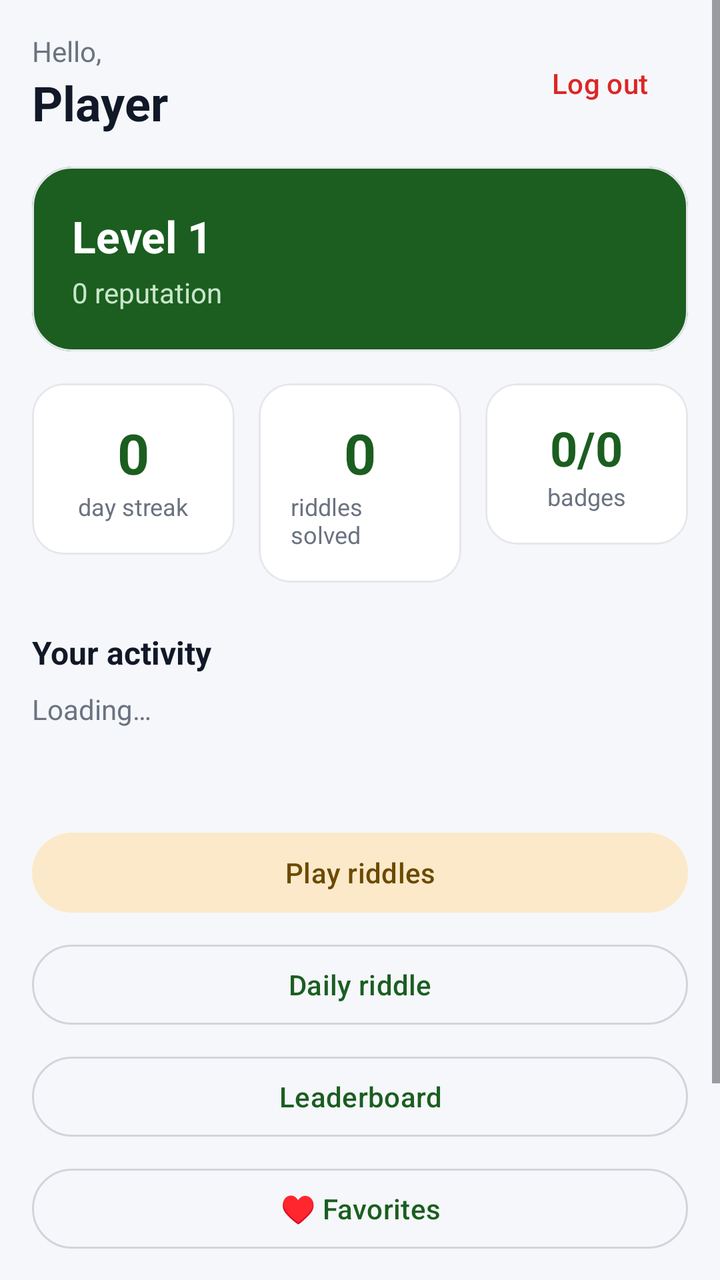
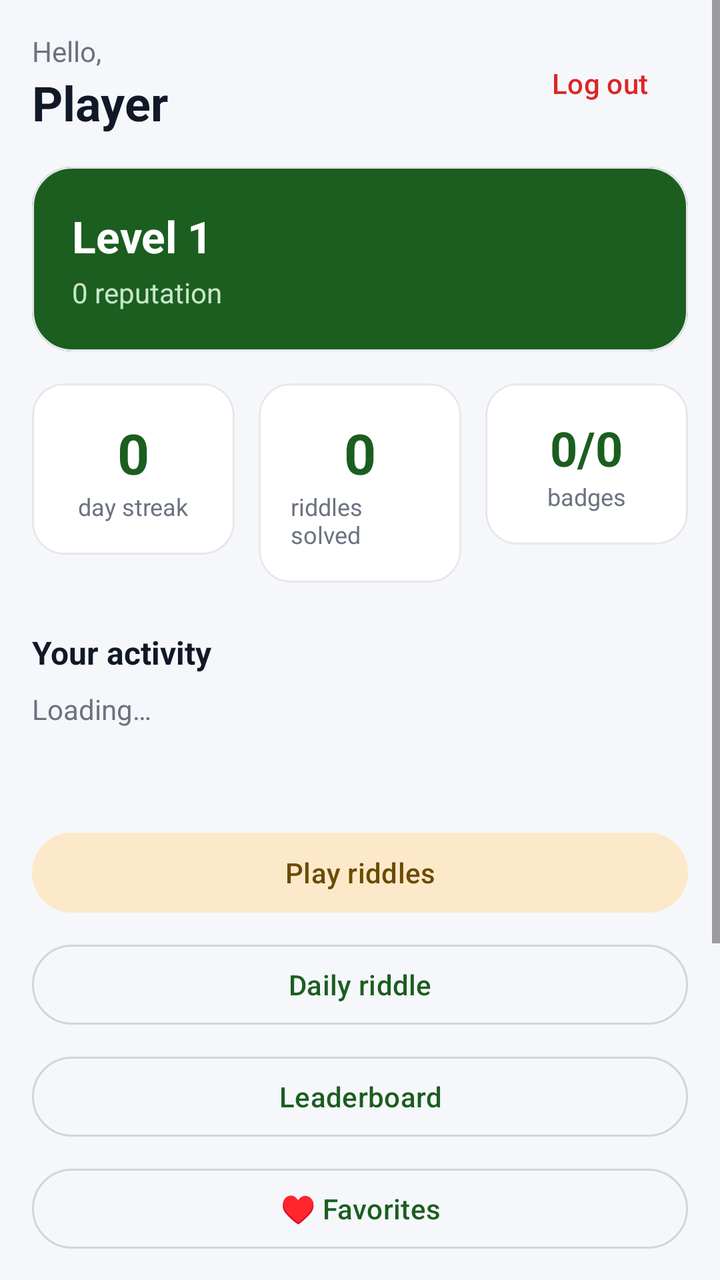

Screens rendered from an Android XML layout before and after an edit, with the pre-edit source and the edit as a unified diff.
<!-- AndroidManifest.xml: activity theme Theme.Rinjora.NoActionBar -->
<!-- res/layout/activity_rinjora_home.xml -->
<?xml version="1.0" encoding="utf-8"?>
<ScrollView xmlns:android="http://schemas.android.com/apk/res/android"
    xmlns:app="http://schemas.android.com/apk/res-auto"
    xmlns:tools="http://schemas.android.com/tools"
    android:layout_width="match_parent"
    android:layout_height="match_parent"
    android:fillViewport="true"
    android:background="@color/brand_background"
    tools:context=".rinjora.RinjoraHomeActivity">

    <LinearLayout
        android:layout_width="match_parent"
        android:layout_height="wrap_content"
        android:orientation="vertical"
        android:padding="16dp">

        
        <LinearLayout
            android:layout_width="match_parent"
            android:layout_height="wrap_content"
            android:orientation="horizontal"
            android:gravity="center_vertical">

            <LinearLayout
                android:layout_width="0dp"
                android:layout_height="wrap_content"
                android:layout_weight="1"
                android:orientation="vertical">

                <TextView
                    android:id="@+id/tv_greeting"
                    android:layout_width="wrap_content"
                    android:layout_height="wrap_content"
                    android:text="Hello,"
                    android:textSize="14sp"
                    android:textColor="@color/text_secondary" />

                <TextView
                    android:id="@+id/tv_name"
                    android:layout_width="wrap_content"
                    android:layout_height="wrap_content"
                    android:text="Player"
                    android:textSize="24sp"
                    android:textStyle="bold"
                    android:textColor="@color/text_primary" />

            </LinearLayout>

            <com.google.android.material.button.MaterialButton
                android:id="@+id/btn_logout"
                style="@style/Widget.Material3.Button.TextButton"
                android:layout_width="wrap_content"
                android:layout_height="wrap_content"
                android:text="Log out"
                android:textColor="@color/brand_error" />

        </LinearLayout>

        
        <com.google.android.material.card.MaterialCardView
            android:layout_width="match_parent"
            android:layout_height="wrap_content"
            android:layout_marginTop="16dp"
            app:cardCornerRadius="20dp"
            app:cardElevation="0dp"
            app:cardBackgroundColor="@color/brand_primary">

            <LinearLayout
                android:layout_width="match_parent"
                android:layout_height="wrap_content"
                android:orientation="vertical"
                android:padding="20dp">

                <TextView
                    android:id="@+id/tv_level"
                    android:layout_width="wrap_content"
                    android:layout_height="wrap_content"
                    android:text="Level 1"
                    android:textSize="22sp"
                    android:textStyle="bold"
                    android:textColor="@color/brand_on_primary" />

                <TextView
                    android:id="@+id/tv_reputation"
                    android:layout_width="wrap_content"
                    android:layout_height="wrap_content"
                    android:layout_marginTop="4dp"
                    android:text="0 reputation"
                    android:textSize="14sp"
                    android:textColor="@color/brand_on_primary_muted" />

            </LinearLayout>

        </com.google.android.material.card.MaterialCardView>

        
        <LinearLayout
            android:layout_width="match_parent"
            android:layout_height="wrap_content"
            android:layout_marginTop="16dp"
            android:orientation="horizontal">

            <com.google.android.material.card.MaterialCardView
                android:layout_width="0dp"
                android:layout_height="wrap_content"
                android:layout_weight="1"
                app:cardCornerRadius="16dp"
                app:cardElevation="0dp"
                app:cardBackgroundColor="@color/brand_surface">

                <LinearLayout
                    android:layout_width="match_parent"
                    android:layout_height="wrap_content"
                    android:orientation="vertical"
                    android:gravity="center"
                    android:padding="16dp">

                    <TextView
                        android:id="@+id/tv_streak"
                        android:layout_width="wrap_content"
                        android:layout_height="wrap_content"
                        android:text="0"
                        android:textSize="28sp"
                        android:textStyle="bold"
                        android:textColor="@color/brand_primary" />

                    <TextView
                        android:layout_width="wrap_content"
                        android:layout_height="wrap_content"
                        android:text="day streak"
                        android:textSize="12sp"
                        android:textColor="@color/text_secondary" />

                </LinearLayout>

            </com.google.android.material.card.MaterialCardView>

            <com.google.android.material.card.MaterialCardView
                android:layout_width="0dp"
                android:layout_height="wrap_content"
                android:layout_weight="1"
                android:layout_marginStart="12dp"
                app:cardCornerRadius="16dp"
                app:cardElevation="0dp"
                app:cardBackgroundColor="@color/brand_surface">

                <LinearLayout
                    android:layout_width="match_parent"
                    android:layout_height="wrap_content"
                    android:orientation="vertical"
                    android:gravity="center"
                    android:padding="16dp">

                    <TextView
                        android:id="@+id/tv_solved"
                        android:layout_width="wrap_content"
                        android:layout_height="wrap_content"
                        android:text="0"
                        android:textSize="28sp"
                        android:textStyle="bold"
                        android:textColor="@color/brand_primary" />

                    <TextView
                        android:layout_width="wrap_content"
                        android:layout_height="wrap_content"
                        android:text="riddles solved"
                        android:textSize="12sp"
                        android:textColor="@color/text_secondary" />

                </LinearLayout>

            </com.google.android.material.card.MaterialCardView>

            <com.google.android.material.card.MaterialCardView
                android:layout_width="0dp"
                android:layout_height="wrap_content"
                android:layout_weight="1"
                android:layout_marginStart="12dp"
                app:cardCornerRadius="16dp"
                app:cardElevation="0dp"
                app:cardBackgroundColor="@color/brand_surface">

                <LinearLayout
                    android:layout_width="match_parent"
                    android:layout_height="wrap_content"
                    android:orientation="vertical"
                    android:gravity="center"
                    android:padding="16dp">

                    <TextView
                        android:id="@+id/tv_badges"
                        android:layout_width="wrap_content"
                        android:layout_height="wrap_content"
                        android:text="0/0"
                        android:textSize="24sp"
                        android:textStyle="bold"
                        android:textColor="@color/brand_primary" />

                    <TextView
                        android:layout_width="wrap_content"
                        android:layout_height="wrap_content"
                        android:text="badges"
                        android:textSize="12sp"
                        android:textColor="@color/text_secondary" />

                </LinearLayout>

            </com.google.android.material.card.MaterialCardView>

        </LinearLayout>

        
        <TextView
            android:layout_width="wrap_content"
            android:layout_height="wrap_content"
            android:layout_marginTop="24dp"
            android:text="Your activity"
            android:textSize="16sp"
            android:textStyle="bold"
            android:textColor="@color/text_primary" />

        <TextView
            android:id="@+id/tv_activity"
            android:layout_width="match_parent"
            android:layout_height="wrap_content"
            android:layout_marginTop="8dp"
            android:text="Loading…"
            android:textSize="14sp"
            android:textColor="@color/text_secondary" />

        
        <TextView
            android:id="@+id/tv_sync_status"
            android:layout_width="match_parent"
            android:layout_height="wrap_content"
            android:layout_marginTop="16dp"
            android:textSize="12sp"
            android:textColor="@color/text_muted" />

        <com.google.android.material.button.MaterialButton
            android:id="@+id/btn_riddles_debug"
            style="@style/Widget.Material3.Button.TonalButton"
            android:layout_width="match_parent"
            android:layout_height="wrap_content"
            android:layout_marginTop="16dp"
            android:text="Play riddles" />

        <com.google.android.material.button.MaterialButton
            android:id="@+id/btn_daily"
            style="@style/Widget.Material3.Button.OutlinedButton"
            android:layout_width="match_parent"
            android:layout_height="wrap_content"
            android:layout_marginTop="8dp"
            android:text="Daily riddle" />

        <com.google.android.material.button.MaterialButton
            android:id="@+id/btn_leaderboard"
            style="@style/Widget.Material3.Button.OutlinedButton"
            android:layout_width="match_parent"
            android:layout_height="wrap_content"
            android:layout_marginTop="8dp"
            android:text="Leaderboard" />

        <com.google.android.material.button.MaterialButton
            android:id="@+id/btn_favorites"
            style="@style/Widget.Material3.Button.OutlinedButton"
            android:layout_width="match_parent"
            android:layout_height="wrap_content"
            android:layout_marginTop="8dp"
            android:text="♥ Favorites" />

        <com.google.android.material.button.MaterialButton
            android:id="@+id/btn_achievements"
            style="@style/Widget.Material3.Button.OutlinedButton"
            android:layout_width="match_parent"
            android:layout_height="wrap_content"
            android:layout_marginTop="8dp"
            android:text="Achievements" />

        <com.google.android.material.button.MaterialButton
            android:id="@+id/btn_duels"
            style="@style/Widget.Material3.Button.OutlinedButton"
            android:layout_width="match_parent"
            android:layout_height="wrap_content"
            android:layout_marginTop="8dp"
            android:text="Duels" />

        <ProgressBar
            android:id="@+id/progress_bar"
            android:layout_width="wrap_content"
            android:layout_height="wrap_content"
            android:layout_gravity="center_horizontal"
            android:layout_marginTop="16dp"
            android:visibility="gone" />

    </LinearLayout>

</ScrollView>
<!-- resources referenced by this layout -->
<resources>
  <color name="brand_background">#F5F7FA</color>
  <color name="brand_error">#DC2626</color>
  <color name="brand_on_primary">#FFFFFF</color>
  <color name="brand_on_primary_muted">#C8E6C9</color>
  <color name="brand_primary">#1B5E20</color>
  <color name="brand_surface">#FFFFFF</color>
  <color name="text_muted">#9CA3AF</color>
  <color name="text_primary">#111827</color>
  <color name="text_secondary">#6B7280</color>
  <style name="Theme.Rinjora.NoActionBar" parent="Theme.Rinjora" />
  <style name="Theme.Rinjora" parent="Theme.Material3.Light.NoActionBar">
          <item name="colorPrimary">@color/brand_primary</item>
          <item name="colorOnPrimary">@color/brand_on_primary</item>
          <item name="colorPrimaryContainer">@color/brand_primary_container</item>
          <item name="colorOnPrimaryContainer">@color/brand_on_primary_container</item>
  
          <item name="colorSecondary">@color/brand_secondary</item>
          <item name="colorOnSecondary">@color/brand_on_secondary</item>
          <item name="colorSecondaryContainer">@color/brand_secondary_container</item>
          <item name="colorOnSecondaryContainer">@color/brand_on_secondary_container</item>
  
          <item name="colorTertiary">@color/brand_secondary</item>
          <item name="colorOnTertiary">@color/brand_on_secondary</item>
  
          <item name="colorError">@color/brand_error</item>
          <item name="colorOnError">@color/brand_on_error</item>
          <item name="colorErrorContainer">@color/brand_error_container</item>
          <item name="colorOnErrorContainer">@color/brand_on_error_container</item>
  
          <item name="android:colorBackground">@color/brand_background</item>
          <item name="colorOnBackground">@color/brand_on_background</item>
  
          <item name="colorSurface">@color/brand_surface</item>
          <item name="colorOnSurface">@color/brand_on_surface</item>
          <item name="colorSurfaceVariant">@color/brand_surface_variant</item>
          <item name="colorOnSurfaceVariant">@color/brand_on_surface_variant</item>
  
          <item name="colorOutline">@color/brand_outline</item>
          <item name="colorOutlineVariant">@color/brand_outline_variant</item>
  
          <item name="android:statusBarColor" tools:targetApi="21">@color/brand_primary_dark</item>
          <item name="android:navigationBarColor" tools:targetApi="21">@color/brand_surface</item>
          <item name="android:windowLightStatusBar" tools:targetApi="23">false</item>
          <item name="android:windowOptOutEdgeToEdgeEnforcement" tools:targetApi="35">true</item>
      </style>
  <color name="brand_primary_container">#C8E6C9</color>
  <color name="brand_on_primary_container">#0D3310</color>
  <color name="brand_secondary">#E8A33D</color>
  <color name="brand_on_secondary">#1F2937</color>
  <color name="brand_secondary_container">#FBE9C9</color>
  <color name="brand_on_secondary_container">#6B4A00</color>
  <color name="brand_on_error">#FFFFFF</color>
  <color name="brand_error_container">#FEE2E2</color>
  <color name="brand_on_error_container">#991B1B</color>
  <color name="brand_on_background">#111827</color>
  <color name="brand_on_surface">#111827</color>
  <color name="brand_surface_variant">#EEF1F5</color>
  <color name="brand_on_surface_variant">#6B7280</color>
  <color name="brand_outline">#D1D5DB</color>
  <color name="brand_outline_variant">#E5E7EB</color>
  <color name="brand_primary_dark">#0D3310</color>
</resources>

<!-- the commit's change to res/layout/activity_rinjora_home.xml (unified diff, before → after) -->
@@ -285,6 +285,22 @@
             android:layout_marginTop="8dp"
             android:text="Duels" />
 
+        <com.google.android.material.button.MaterialButton
+            android:id="@+id/btn_contribute"
+            style="@style/Widget.Material3.Button.OutlinedButton"
+            android:layout_width="match_parent"
+            android:layout_height="wrap_content"
+            android:layout_marginTop="8dp"
+            android:text="Contribute a riddle" />
+
+        <com.google.android.material.button.MaterialButton
+            android:id="@+id/btn_submissions"
+            style="@style/Widget.Material3.Button.OutlinedButton"
+            android:layout_width="match_parent"
+            android:layout_height="wrap_content"
+            android:layout_marginTop="8dp"
+            android:text="My submissions" />
+
         <ProgressBar
             android:id="@+id/progress_bar"
             android:layout_width="wrap_content"
